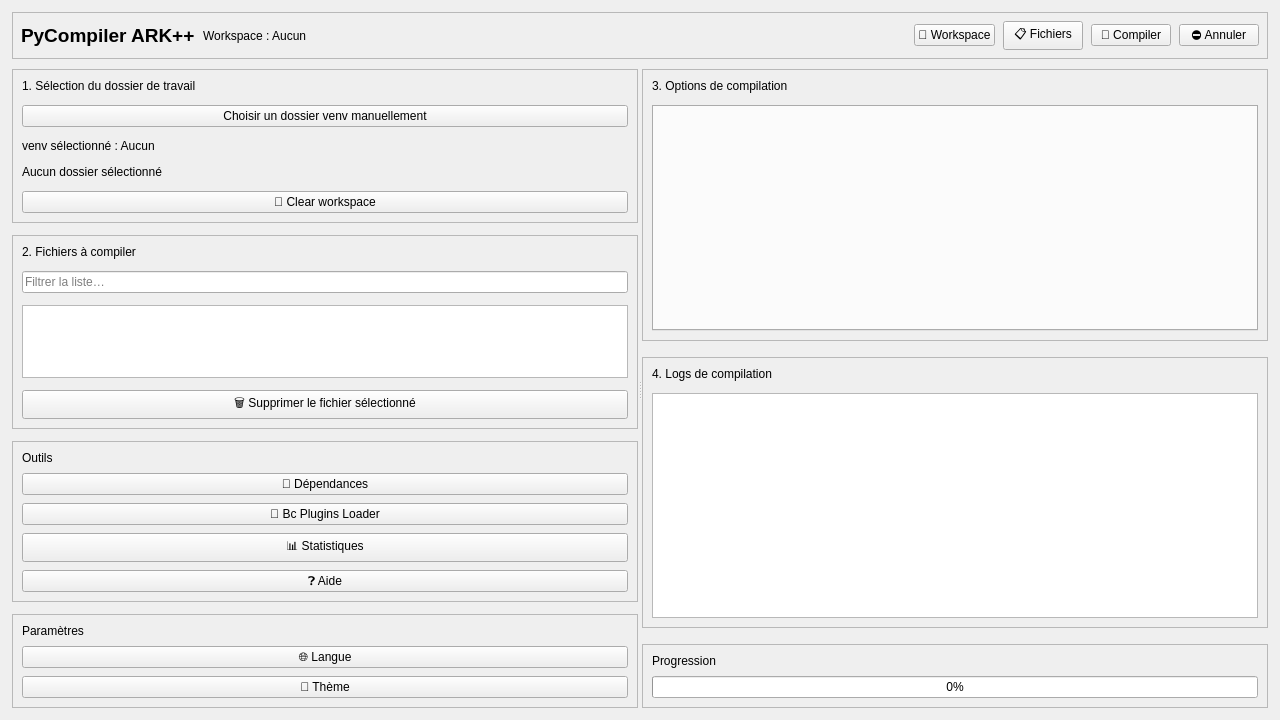
This is ui/ui_design.ui in raidos23/PyCompiler_ARK as Qt 5 draws it before an edit. The edited form follows.
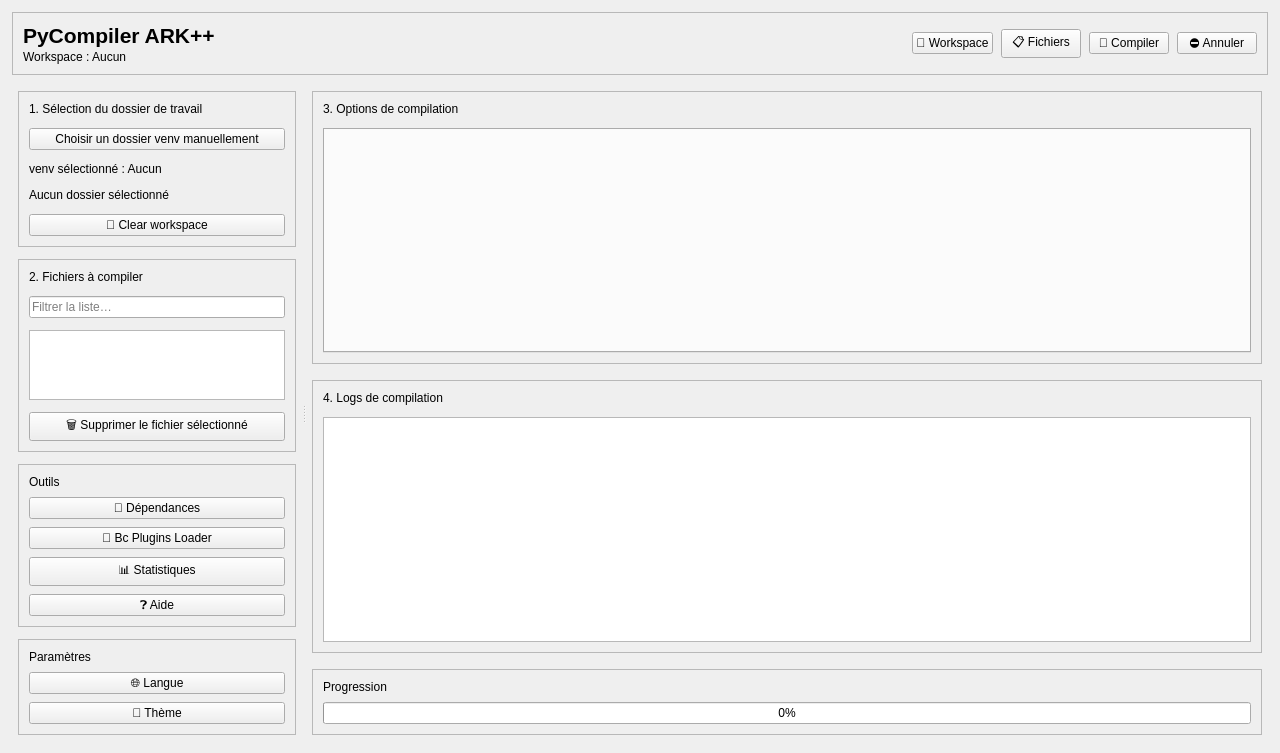
This is the edited form.

The edit to the form file:
```diff
--- a/ui/ui_design.ui
+++ b/ui/ui_design.ui
@@ -36,25 +36,43 @@
      </property>
      <layout class="QHBoxLayout" name="headerLayout">
       <property name="spacing">
-       <number>8</number>
+       <number>10</number>
       </property>
       <property name="leftMargin">
-       <number>8</number>
+       <number>10</number>
       </property>
       <property name="topMargin">
-       <number>8</number>
+       <number>10</number>
       </property>
       <property name="rightMargin">
-       <number>8</number>
+       <number>10</number>
       </property>
       <property name="bottomMargin">
-       <number>8</number>
+       <number>10</number>
+      </property>
+      <item>
+       <widget class="QWidget" name="header_left">
+        <layout class="QVBoxLayout" name="headerLeftLayout">
+         <property name="spacing">
+          <number>2</number>
+         </property>
+         <property name="leftMargin">
+          <number>0</number>
+         </property>
+         <property name="topMargin">
+          <number>0</number>
+         </property>
+         <property name="rightMargin">
+          <number>0</number>
+         </property>
+         <property name="bottomMargin">
+          <number>0</number>
       </property>
       <item>
        <widget class="QLabel" name="label_app_title">
         <property name="font">
          <font>
-          <pointsize>14</pointsize>
+             <pointsize>16</pointsize>
           <bold>true</bold>
          </font>
         </property>
@@ -70,6 +88,9 @@
         </property>
        </widget>
       </item>
+        </layout>
+       </widget>
+      </item>
       <item>
        <spacer name="headerSpacer">
         <property name="orientation">
@@ -84,6 +105,24 @@
        </spacer>
       </item>
       <item>
+       <widget class="QWidget" name="header_right">
+        <layout class="QHBoxLayout" name="headerRightLayout">
+         <property name="spacing">
+          <number>8</number>
+         </property>
+         <property name="leftMargin">
+          <number>0</number>
+         </property>
+         <property name="topMargin">
+          <number>0</number>
+         </property>
+         <property name="rightMargin">
+          <number>0</number>
+         </property>
+         <property name="bottomMargin">
+          <number>0</number>
+         </property>
+         <item>
        <widget class="QPushButton" name="btn_select_folder">
         <property name="text">
          <string>📁 Workspace</string>
@@ -126,27 +165,39 @@
      </layout>
     </widget>
    </item>
+     </layout>
+    </widget>
+   </item>
    <item>
     <widget class="QSplitter" name="mainSplitter">
      <property name="orientation">
       <enum>Qt::Orientation::Horizontal</enum>
      </property>
      <widget class="QWidget" name="leftPanel">
+     <property name="minimumWidth">
+      <number>340</number>
+     </property>
+     <property name="sizePolicy">
+      <sizepolicy hsizetype="Preferred" vsizetype="Expanding">
+       <horstretch>0</horstretch>
+       <verstretch>0</verstretch>
+      </sizepolicy>
+     </property>
       <layout class="QVBoxLayout" name="leftLayout">
        <property name="spacing">
         <number>12</number>
        </property>
        <property name="leftMargin">
-        <number>0</number>
+       <number>6</number>
        </property>
        <property name="topMargin">
-        <number>0</number>
+       <number>6</number>
        </property>
        <property name="rightMargin">
-        <number>0</number>
+       <number>6</number>
        </property>
        <property name="bottomMargin">
-        <number>0</number>
+       <number>6</number>
        </property>
        <item>
         <widget class="QFrame" name="frame_workspace">
@@ -157,6 +208,18 @@
           <property name="spacing">
            <number>12</number>
           </property>
+          <property name="leftMargin">
+           <number>10</number>
+          </property>
+          <property name="topMargin">
+           <number>10</number>
+          </property>
+          <property name="rightMargin">
+           <number>10</number>
+          </property>
+          <property name="bottomMargin">
+           <number>10</number>
+          </property>
           <item>
            <widget class="QLabel" name="label_workspace_section">
             <property name="text">
@@ -207,6 +270,18 @@
           <property name="spacing">
            <number>12</number>
           </property>
+          <property name="leftMargin">
+           <number>10</number>
+          </property>
+          <property name="topMargin">
+           <number>10</number>
+          </property>
+          <property name="rightMargin">
+           <number>10</number>
+          </property>
+          <property name="bottomMargin">
+           <number>10</number>
+          </property>
           <item>
            <widget class="QLabel" name="label_files_section">
             <property name="text">
@@ -224,7 +299,7 @@
           <item>
            <widget class="QListWidget" name="file_list">
             <property name="minimumHeight">
-             <number>150</number>
+             <number>180</number>
             </property>
            </widget>
           </item>
@@ -247,6 +322,18 @@
           <property name="spacing">
            <number>8</number>
           </property>
+          <property name="leftMargin">
+           <number>10</number>
+          </property>
+          <property name="topMargin">
+           <number>10</number>
+          </property>
+          <property name="rightMargin">
+           <number>10</number>
+          </property>
+          <property name="bottomMargin">
+           <number>10</number>
+          </property>
           <item>
            <widget class="QLabel" name="label_tools">
             <property name="text">
@@ -306,6 +393,18 @@
           <property name="spacing">
            <number>8</number>
           </property>
+          <property name="leftMargin">
+           <number>10</number>
+          </property>
+          <property name="topMargin">
+           <number>10</number>
+          </property>
+          <property name="rightMargin">
+           <number>10</number>
+          </property>
+          <property name="bottomMargin">
+           <number>10</number>
+          </property>
           <item>
            <widget class="QLabel" name="label_settings">
             <property name="text">
@@ -352,21 +451,30 @@
       </layout>
      </widget>
      <widget class="QWidget" name="rightPanel">
+     <property name="minimumWidth">
+      <number>600</number>
+     </property>
+     <property name="sizePolicy">
+      <sizepolicy hsizetype="Expanding" vsizetype="Expanding">
+       <horstretch>1</horstretch>
+       <verstretch>0</verstretch>
+      </sizepolicy>
+     </property>
       <layout class="QVBoxLayout" name="rightLayout">
        <property name="spacing">
         <number>16</number>
        </property>
        <property name="leftMargin">
-        <number>0</number>
+       <number>6</number>
        </property>
        <property name="topMargin">
-        <number>0</number>
+       <number>6</number>
        </property>
        <property name="rightMargin">
-        <number>0</number>
+       <number>6</number>
        </property>
        <property name="bottomMargin">
-        <number>0</number>
+       <number>6</number>
        </property>
        <item>
         <widget class="QFrame" name="frame_options">
@@ -377,6 +485,18 @@
           <property name="spacing">
            <number>12</number>
           </property>
+          <property name="leftMargin">
+           <number>10</number>
+          </property>
+          <property name="topMargin">
+           <number>10</number>
+          </property>
+          <property name="rightMargin">
+           <number>10</number>
+          </property>
+          <property name="bottomMargin">
+           <number>10</number>
+          </property>
           <item>
            <widget class="QLabel" name="label_options_section">
             <property name="text">
@@ -403,6 +523,18 @@
           <property name="spacing">
            <number>12</number>
           </property>
+          <property name="leftMargin">
+           <number>10</number>
+          </property>
+          <property name="topMargin">
+           <number>10</number>
+          </property>
+          <property name="rightMargin">
+           <number>10</number>
+          </property>
+          <property name="bottomMargin">
+           <number>10</number>
+          </property>
           <item>
            <widget class="QLabel" name="label_logs_section">
             <property name="text">
@@ -413,7 +545,7 @@
           <item>
            <widget class="QTextEdit" name="log">
             <property name="minimumHeight">
-             <number>200</number>
+             <number>220</number>
             </property>
            </widget>
           </item>
@@ -429,6 +561,18 @@
           <property name="spacing">
            <number>8</number>
           </property>
+          <property name="leftMargin">
+           <number>10</number>
+          </property>
+          <property name="topMargin">
+           <number>10</number>
+          </property>
+          <property name="rightMargin">
+           <number>10</number>
+          </property>
+          <property name="bottomMargin">
+           <number>10</number>
+          </property>
           <item>
            <widget class="QLabel" name="label_progress">
             <property name="text">
```
Lines whose indentation alone changed are shown as unchanged.
